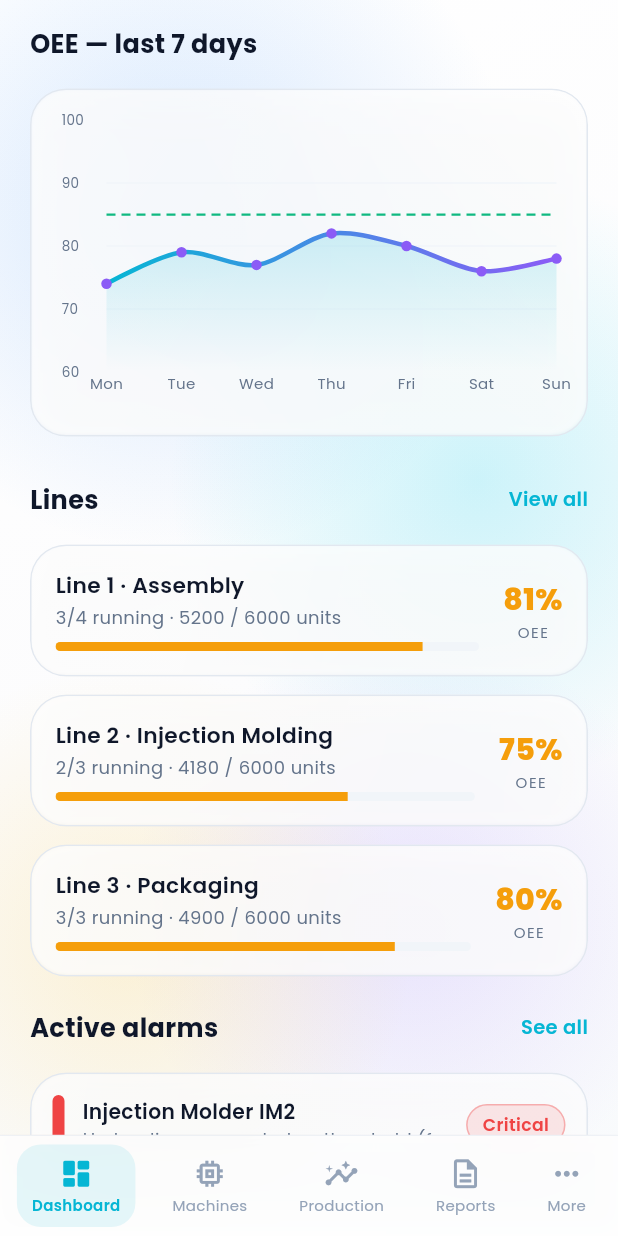
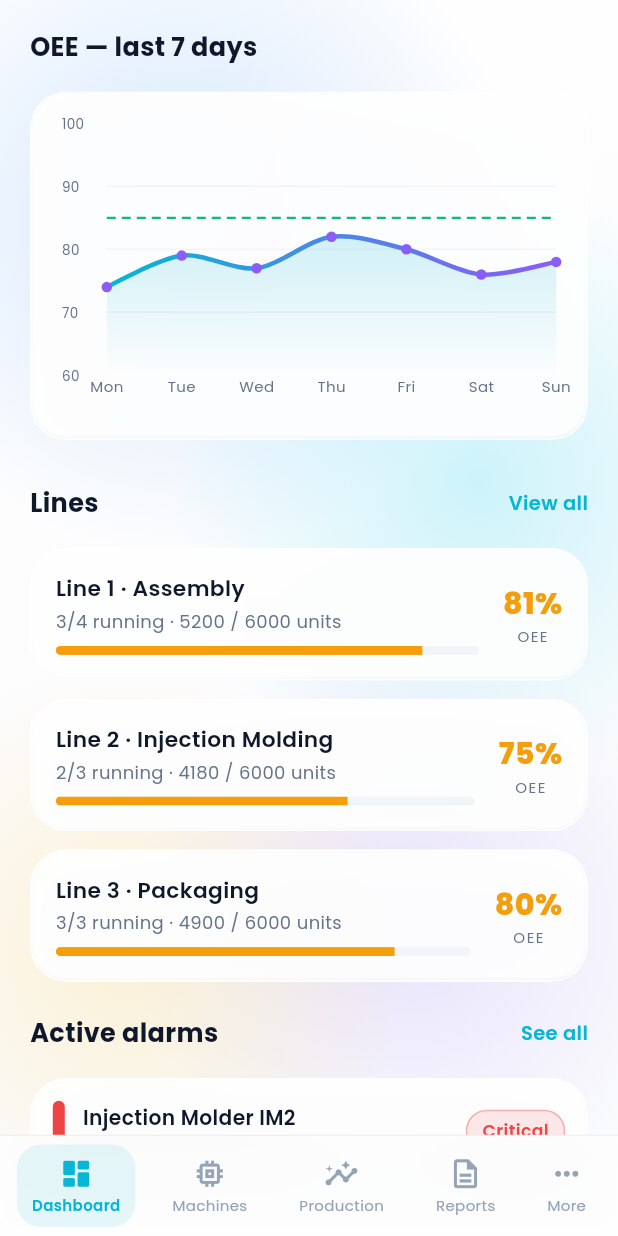
Before and after one commit to kautsarbaiq/Industrial-IoT-app, a Flutter app: the ShellScreen screen opened by its route, scrolled down 1152 dp, on a phone screen of 412 x 824 dp. Run offline on Flutter 3.47's test engine with Material 3 defaults, Android fonts, the phone set to English and light mode, and no system bars; drawn by our look-alikes of fl_chart; our stand-ins replace flutter_staggered_animations, google_fonts.

Commit message:
Enhance GlassCard styling with improved opacity and border adjustments

```diff
--- a/lib/widgets/glass_card.dart
+++ b/lib/widgets/glass_card.dart
@@ -80,19 +80,21 @@
                 decoration: BoxDecoration(
                   color: isDark
                       ? AppColors.slate900.withOpacity(0.25)
-                      : Colors.white.withOpacity(0.55),
+                      : Colors.white.withOpacity(0.72),
                   borderRadius: BorderRadius.circular(widget.borderRadius),
                   border: Border.all(
                     color: isDark
                         ? Colors.white.withOpacity(0.1)
-                        : AppColors.slate200,
-                    width: isDark ? widget.borderWidth : 1.0,
+                        : Colors.white.withOpacity(0.9),
+                    width: isDark ? widget.borderWidth : 1.2,
                   ),
                   boxShadow: [
                     BoxShadow(
-                      color: Colors.black.withOpacity(isDark ? 0.2 : 0.04),
+                      color: isDark
+                          ? Colors.black.withOpacity(0.2)
+                          : const Color(0xFF64748B).withOpacity(0.12),
                       blurRadius: 24,
-                      offset: const Offset(0, 8),
+                      offset: const Offset(0, 10),
                     ),
                     BoxShadow(
                       color: Colors.black.withOpacity(isDark ? 0.1 : 0.02),
@@ -101,7 +103,7 @@
                     ),
                     if (!isDark)
                       BoxShadow(
-                        color: Colors.white.withOpacity(0.7),
+                        color: Colors.white.withOpacity(0.9),
                         blurRadius: 1,
                         spreadRadius: -1,
                         offset: const Offset(0, -0.5),
```
